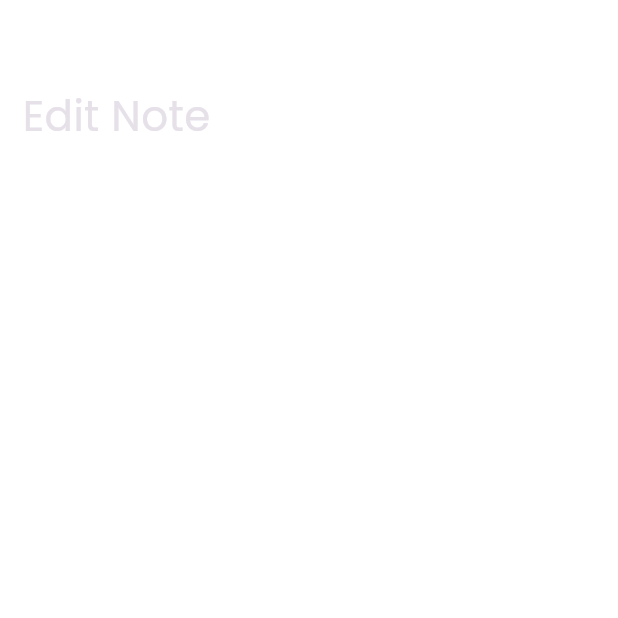
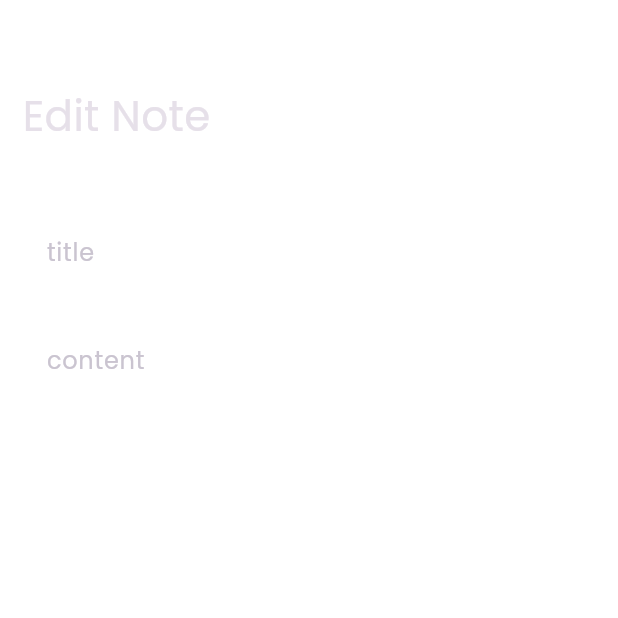
Before and after one commit to AbdelazizSameh/notes_app, a Flutter app: the EditNoteView screen opened directly, on a phone screen of 412 x 824 dp, the top half of it. Run offline on Flutter 3.47's test engine with Material 3 defaults, Android fonts, the phone set to English and light mode, and no system bars.

Commit message:
edit note view done

```diff
--- a/lib/widgets/edit_note_view_body.dart
+++ b/lib/widgets/edit_note_view_body.dart
@@ -1,5 +1,6 @@
 import 'package:flutter/material.dart';
 import 'package:notes_app/widgets/custom_app_bar.dart';
+import 'package:notes_app/widgets/custom_text_field.dart';
 
 class EditNoteViewBody extends StatelessWidget {
   const EditNoteViewBody({super.key});
@@ -9,9 +10,13 @@ class EditNoteViewBody extends StatelessWidget {
     return Padding(
       padding: const EdgeInsets.symmetric(horizontal: 15),
       child: Column(
-        children: [
+        children: const [
           SizedBox(height: 55),
           CustomAppBar(text: 'Edit Note', icon: Icons.done_outlined),
+          SizedBox(height: 40),
+          CustomTextField(hintText: 'title'),
+          SizedBox(height: 16),
+          CustomTextField(hintText: 'content', maxLines: 5),
         ],
       ),
     );
```
